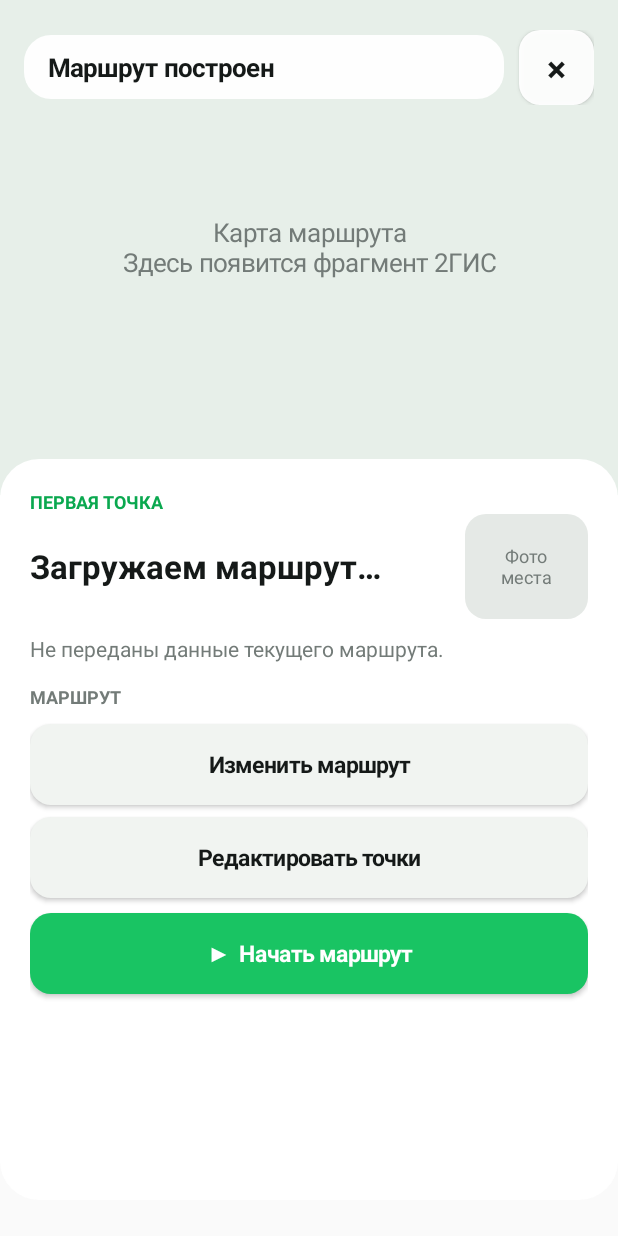
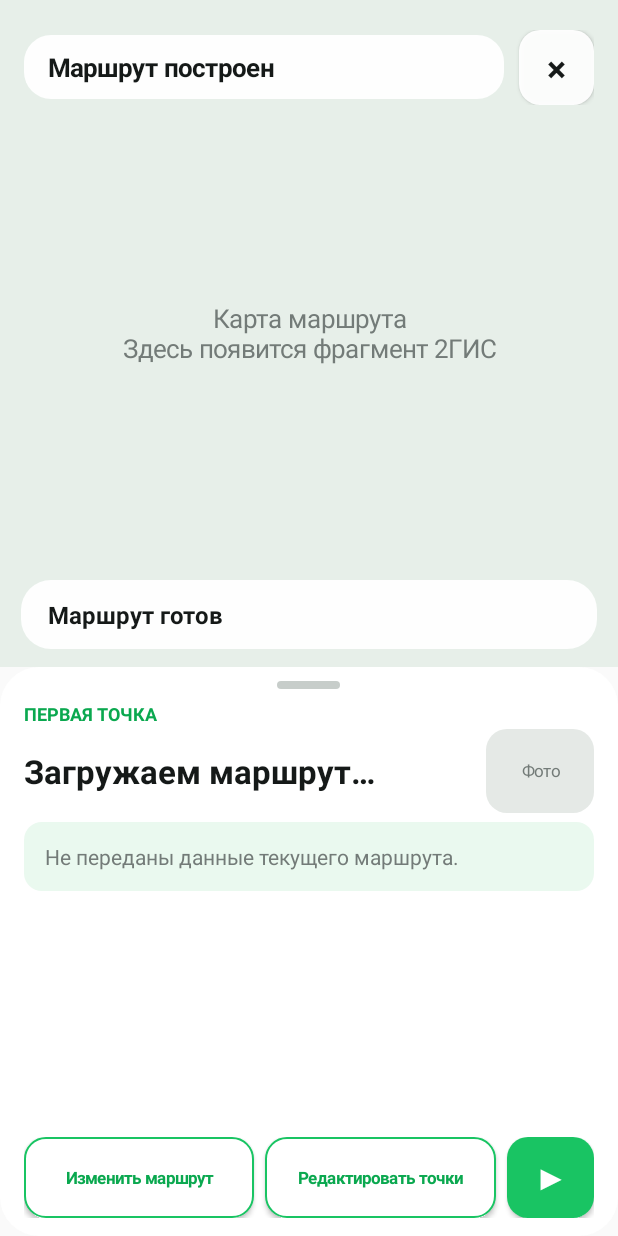
Before and after one commit to Gitoslav-git/2GIS-TOUR, an Android app: the MapActivity screen opened directly, with no data from a screen before it, on a phone screen of 412 x 824 dp. Run offline under Robolectric (Android 15) with nearby library versions, the phone set to English and light mode, and no system bars; libraries missing offline, so code that uses them is left out: ru.dgis.sdk; 1 statement that could not run was skipped.

```diff
--- a/app/build.gradle
+++ b/app/build.gradle
@@ -17,8 +17,8 @@ android {
         applicationId 'ru.gulyay.app'
         minSdk 23
         targetSdk 35
-        versionCode 13
-        versionName '0.6.1'
+        versionCode 14
+        versionName '0.6.2'
         buildConfigField 'String', 'BACKEND_BASE_URL', '"' + backendUrl.replace('"', '\\"') + '"'
     }
     buildTypes {
--- a/app/src/main/java/ru/gulyay/app/MapActivity.java
+++ b/app/src/main/java/ru/gulyay/app/MapActivity.java
@@ -84,6 +84,7 @@ public final class MapActivity extends ComponentActivity {
     private Button editPoints;
     private TextView screenTitle;
     private TextView routeSummary;
+    private TextView mapRouteSummary;
     private LinearLayout pointList;
     private boolean startingWalk;
     private LocationManager locationManager;
@@ -99,61 +100,91 @@ public final class MapActivity extends ComponentActivity {
         LinearLayout page = new LinearLayout(this);
         page.setOrientation(LinearLayout.VERTICAL);
         root.addView(page, new FrameLayout.LayoutParams(-1, -1));
+        boolean compact = getResources().getConfiguration().screenHeightDp <= 720;
 
         FrameLayout mapContainer = new FrameLayout(this);
         mapContainer.setBackground(UiKit.rounded(UiKit.MAP, 0, this));
-        page.addView(mapContainer, new LinearLayout.LayoutParams(-1, UiKit.dp(this, 330)));
+        page.addView(mapContainer, new LinearLayout.LayoutParams(-1, 0, compact ? 0.47f : 0.54f));
         TextView mapPlaceholder = UiKit.label(this,
                 "Карта маршрута\nЗдесь появится фрагмент 2ГИС", 17, UiKit.MUTED);
         mapPlaceholder.setGravity(Gravity.CENTER);
         mapContainer.addView(mapPlaceholder, new FrameLayout.LayoutParams(-1, -1));
+        mapRouteSummary = UiKit.label(this, "Маршрут готов", 16, UiKit.TEXT);
+        mapRouteSummary.setTypeface(Typeface.DEFAULT, Typeface.BOLD);
+        mapRouteSummary.setPadding(UiKit.dp(this, 18), UiKit.dp(this, 12),
+                UiKit.dp(this, 18), UiKit.dp(this, 12));
+        mapRouteSummary.setBackground(UiKit.rounded(0xF2FFFFFF, 20, this));
+        FrameLayout.LayoutParams mapSummaryParams = new FrameLayout.LayoutParams(
+                -1, -2, Gravity.BOTTOM);
+        mapSummaryParams.setMargins(UiKit.dp(this, 14), 0, UiKit.dp(this, 14),
+                UiKit.dp(this, 12));
+        mapContainer.addView(mapRouteSummary, mapSummaryParams);
 
-        ScrollView sheetScroll = new ScrollView(this);
-        sheetScroll.setFillViewport(true);
         LinearLayout sheet = new LinearLayout(this);
         sheet.setOrientation(LinearLayout.VERTICAL);
-        sheet.setPadding(UiKit.dp(this, 20), UiKit.dp(this, 20),
-                UiKit.dp(this, 20), UiKit.dp(this, 28));
+        sheet.setPadding(UiKit.dp(this, 16), UiKit.dp(this, compact ? 7 : 9),
+                UiKit.dp(this, 16), UiKit.dp(this, compact ? 8 : 12));
         sheet.setBackground(UiKit.rounded(0xFFFFFFFF, 26, this));
-        sheetScroll.addView(sheet);
-        LinearLayout.LayoutParams sheetParams = new LinearLayout.LayoutParams(-1, 0, 1);
-        sheetParams.topMargin = -UiKit.dp(this, 24);
-        page.addView(sheetScroll, sheetParams);
+        page.addView(sheet, new LinearLayout.LayoutParams(-1, 0, compact ? 0.53f : 0.46f));
+
+        TextView handle = UiKit.label(this, "", 1, 0x00000000);
+        handle.setBackground(UiKit.rounded(0xFFC7CDCA, 3, this));
+        LinearLayout.LayoutParams handleParams = new LinearLayout.LayoutParams(
+                UiKit.dp(this, 42), UiKit.dp(this, 5));
+        handleParams.gravity = Gravity.CENTER_HORIZONTAL;
+        handleParams.bottomMargin = UiKit.dp(this, compact ? 5 : 8);
+        sheet.addView(handle, handleParams);
 
         TextView nextLabel = UiKit.label(this, "ПЕРВАЯ ТОЧКА", 12, UiKit.GREEN_DARK);
         nextLabel.setTypeface(Typeface.DEFAULT, Typeface.BOLD);
         sheet.addView(nextLabel);
         LinearLayout pointHero = new LinearLayout(this);
         pointHero.setGravity(Gravity.CENTER_VERTICAL);
-        routeSummary = UiKit.label(this, "Загружаем маршрут…", 22, UiKit.TEXT);
+        routeSummary = UiKit.label(this, "Загружаем маршрут…", compact ? 19 : 22, UiKit.TEXT);
         routeSummary.setTypeface(Typeface.DEFAULT, Typeface.BOLD);
+        routeSummary.setMaxLines(2);
+        routeSummary.setEllipsize(android.text.TextUtils.TruncateAt.END);
         pointHero.addView(routeSummary, new LinearLayout.LayoutParams(0, -2, 1));
-        TextView photo = UiKit.label(this, "Фото\nместа", 12, UiKit.MUTED);
+        TextView photo = UiKit.label(this, "Фото", 11, UiKit.MUTED);
         photo.setGravity(Gravity.CENTER);
         photo.setBackground(UiKit.rounded(0xFFE5E9E6, 14, this));
         pointHero.addView(photo, new LinearLayout.LayoutParams(
-                UiKit.dp(this, 82), UiKit.dp(this, 70)));
-        sheet.addView(pointHero);
+                UiKit.dp(this, compact ? 58 : 72), UiKit.dp(this, compact ? 46 : 56)));
+        sheet.addView(pointHero, new LinearLayout.LayoutParams(-1,
+                UiKit.dp(this, compact ? 50 : 60)));
 
         status = UiKit.label(this, "Строим детали прогулки…", 14, UiKit.MUTED);
-        status.setPadding(0, UiKit.dp(this, 10), 0, UiKit.dp(this, 14));
-        sheet.addView(status);
-        TextView routeLabel = UiKit.label(this, "МАРШРУТ", 12, UiKit.MUTED);
-        routeLabel.setTypeface(Typeface.DEFAULT, Typeface.BOLD);
-        sheet.addView(routeLabel);
+        status.setGravity(Gravity.CENTER_VERTICAL);
+        status.setPadding(UiKit.dp(this, 14), 0, UiKit.dp(this, 14), 0);
+        status.setBackground(UiKit.rounded(0xFFEAF9EF, 12, this));
+        LinearLayout.LayoutParams statusParams = new LinearLayout.LayoutParams(-1,
+                UiKit.dp(this, compact ? 40 : 46));
+        statusParams.topMargin = UiKit.dp(this, 4);
+        statusParams.bottomMargin = UiKit.dp(this, 4);
+        sheet.addView(status, statusParams);
         pointList = new LinearLayout(this);
         pointList.setOrientation(LinearLayout.VERTICAL);
-        sheet.addView(pointList);
+        sheet.addView(pointList, new LinearLayout.LayoutParams(-1, 0, 1));
 
-        editQuery = UiKit.button(this, "Изменить маршрут", UiKit.SOFT, UiKit.TEXT);
-        editPoints = UiKit.button(this, "Редактировать точки", UiKit.SOFT, UiKit.TEXT);
-        primaryAction = UiKit.button(this, "▶  Начать маршрут", UiKit.GREEN, 0xFFFFFFFF);
-        addSheetButton(sheet, editQuery, 10);
-        addSheetButton(sheet, editPoints, 8);
-        addSheetButton(sheet, primaryAction, 10);
+        LinearLayout actions = new LinearLayout(this);
+        actions.setGravity(Gravity.CENTER_VERTICAL);
+        editQuery = compactAction("Изменить маршрут");
+        editPoints = compactAction("Редактировать точки");
+        primaryAction = UiKit.button(this, "▶", UiKit.GREEN, 0xFFFFFFFF);
+        primaryAction.setTextSize(22);
+        LinearLayout.LayoutParams editActionParams = new LinearLayout.LayoutParams(0,
+                UiKit.dp(this, compact ? 48 : 54), 1);
+        editActionParams.rightMargin = UiKit.dp(this, 7);
+        actions.addView(editQuery, editActionParams);
+        LinearLayout.LayoutParams pointsActionParams = new LinearLayout.LayoutParams(0,
+                UiKit.dp(this, compact ? 48 : 54), 1);
+        pointsActionParams.rightMargin = UiKit.dp(this, 7);
+        actions.addView(editPoints, pointsActionParams);
+        actions.addView(primaryAction, new LinearLayout.LayoutParams(
+                UiKit.dp(this, compact ? 52 : 58), UiKit.dp(this, compact ? 48 : 54)));
+        sheet.addView(actions);
         pauseResume = UiKit.button(this, "Пауза", UiKit.SOFT, UiKit.TEXT);
         pauseResume.setVisibility(View.GONE);
-        sheet.addView(pauseResume, new LinearLayout.LayoutParams(-1, 0));
         stopWalk = primaryAction;
 
         LinearLayout topBar = new LinearLayout(this);
@@ -203,7 +234,7 @@ public final class MapActivity extends ComponentActivity {
             mapView = new MapView(this, options);
             mapView.setId(R.id.route_map_view);
             getLifecycle().addObserver(mapView);
-            mapContainer.addView(mapView, new FrameLayout.LayoutParams(-1, -1));
+            mapContainer.addView(mapView, 0, new FrameLayout.LayoutParams(-1, -1));
             mapView.getMapAsync(readyMap -> {
                 map = readyMap;
                 renderRoute();
@@ -218,10 +249,14 @@ public final class MapActivity extends ComponentActivity {
         }
     }
 
-    private void addSheetButton(LinearLayout sheet, Button button, int topMarginDp) {
-        LinearLayout.LayoutParams params = new LinearLayout.LayoutParams(-1, UiKit.dp(this, 54));
-        params.topMargin = UiKit.dp(this, topMarginDp);
-        sheet.addView(button, params);
+    private Button compactAction(String text) {
+        Button button = UiKit.button(this, text, 0xFFFFFFFF, UiKit.GREEN_DARK);
+        button.setTextSize(11);
+        button.setPadding(UiKit.dp(this, 5), 0, UiKit.dp(this, 5), 0);
+        button.setMinWidth(0);
+        button.setMinHeight(0);
+        button.setBackground(UiKit.bordered(0xFFFFFFFF, UiKit.GREEN, 14, this));
+        return button;
     }
 
     private void loadRoute() {
@@ -264,9 +299,14 @@ public final class MapActivity extends ComponentActivity {
         if (route == null || !route.success) return;
         screenTitle.setText("Прогулка по " + cityName() + "\nМаршрут построен");
         routeSummary.setText(route.points.isEmpty() ? "Маршрут" : route.points.get(0).name);
-        status.setText("Точек: " + route.points.size() + "  •  версия " + route.routeVersion
-                + "\nПроверьте порядок точек и начинайте прогулку");
-        primaryAction.setText("▶  Начать маршрут");
+        String time = route.totalMinutes > 0 ? route.totalMinutes + " мин" : "время рассчитано";
+        String distance = route.totalDistanceMeters > 0
+                ? String.format(java.util.Locale.US, " • %.1f км", route.totalDistanceMeters / 1000.0)
+                : "";
+        status.setText("◷  " + time + "                   ●  " + route.points.size() + " места");
+        mapRouteSummary.setText("🚶  Маршрут готов\n" + route.points.size() + " места • "
+                + time + distance);
+        primaryAction.setText("▶");
         primaryAction.setTextColor(0xFFFFFFFF);
         primaryAction.setBackground(UiKit.rounded(UiKit.GREEN, 14, this));
         editQuery.setEnabled(true);
@@ -283,28 +323,30 @@ public final class MapActivity extends ComponentActivity {
     private void renderPointList(int currentOrder) {
         pointList.removeAllViews();
         if (route == null || route.points.isEmpty()) return;
-        for (int i = 0; i < route.points.size(); i++) {
+        int start = currentOrder > 0 ? currentOrder : 1;
+        int end = Math.min(route.points.size(), start + 3);
+        for (int i = start; i < end; i++) {
             ApiClient.PlaceOption point = route.points.get(i);
             LinearLayout row = new LinearLayout(this);
             row.setGravity(Gravity.CENTER_VERTICAL);
-            row.setPadding(0, UiKit.dp(this, 7), 0, UiKit.dp(this, 7));
+            row.setPadding(0, UiKit.dp(this, 2), 0, UiKit.dp(this, 2));
             TextView number = UiKit.label(this, String.valueOf(i + 1), 14, 0xFFFFFFFF);
             number.setGravity(Gravity.CENTER);
             number.setTypeface(Typeface.DEFAULT, Typeface.BOLD);
-            int color = currentOrder == i + 1 ? UiKit.GREEN : 0xFFB6BDB9;
-            number.setBackground(UiKit.rounded(color, 20, this));
+            number.setBackground(UiKit.rounded(0xFFE9F8EE, 20, this));
+            number.setTextColor(UiKit.GREEN_DARK);
             row.addView(number, new LinearLayout.LayoutParams(
-                    UiKit.dp(this, 34), UiKit.dp(this, 34)));
-            TextView name = UiKit.label(this, point.name + (point.food ? "\nЗаведение" : "\nМесто маршрута"),
-                    15, UiKit.TEXT);
+                    UiKit.dp(this, 32), UiKit.dp(this, 32)));
+            String suffix = point.food ? " • заведение" : "";
+            if (i == end - 1 && end < route.points.size()) {
+                suffix += "  • ещё " + (route.points.size() - end);
+            }
+            TextView name = UiKit.label(this, point.name + suffix, 13, UiKit.TEXT);
+            name.setMaxLines(2);
+            name.setEllipsize(android.text.TextUtils.TruncateAt.END);
             name.setPadding(UiKit.dp(this, 12), 0, UiKit.dp(this, 8), 0);
             row.addView(name, new LinearLayout.LayoutParams(0, -2, 1));
-            TextView thumbnail = UiKit.label(this, "Фото", 10, UiKit.MUTED);
-            thumbnail.setGravity(Gravity.CENTER);
-            thumbnail.setBackground(UiKit.rounded(0xFFE9EDEB, 10, this));
-            row.addView(thumbnail, new LinearLayout.LayoutParams(
-                    UiKit.dp(this, 56), UiKit.dp(this, 48)));
-            pointList.addView(row);
+            pointList.addView(row, new LinearLayout.LayoutParams(-1, 0, 1));
         }
     }
 
@@ -382,15 +424,17 @@ public final class MapActivity extends ComponentActivity {
         }
         screenTitle.setText("Прогулка по " + cityName() + "\nМаршрут запущен");
         routeSummary.setText(pointName);
-        status.setText("Осталось примерно " + walk.remainingMinutes + " мин."
-                + "\nПрибытие фиксируется в радиусе 75 м");
+        status.setText("◷  Осталось ≈" + walk.remainingMinutes + " мин"
+                + "              ●  точка " + walk.currentPointOrder);
+        mapRouteSummary.setText("🚶  Маршрут запущен\nСледующая точка: "
+                + walk.currentPointOrder + " • радиус 75 м");
         renderPointList(walk.currentPointOrder);
         boolean active = "ACTIVE".equals(walk.status);
         boolean paused = "PAUSED".equals(walk.status);
         pauseResume.setEnabled(active || paused);
         pauseResume.setText(paused ? "Продолжить" : "Пауза");
         stopWalk.setEnabled(active || paused);
-        primaryAction.setText("Отменить маршрут");
+        primaryAction.setText("×");
         primaryAction.setTextColor(0xFFFFFFFF);
         primaryAction.setBackground(UiKit.rounded(UiKit.RED, 14, this));
         editQuery.setEnabled(false);
```
Also changed, not shown: app/src/main/java/ru/gulyay/app/ApiClient.java (+24 -2 lines), app/src/main/java/ru/gulyay/app/MainActivity.java (+71 -43 lines), 2 other files.
